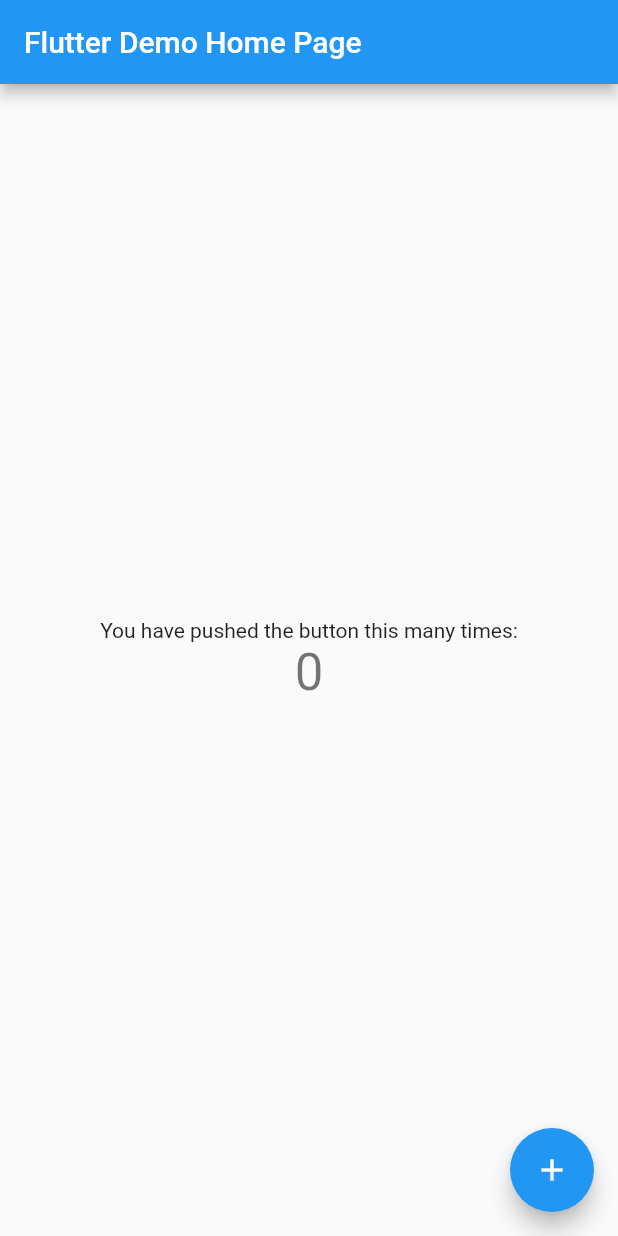
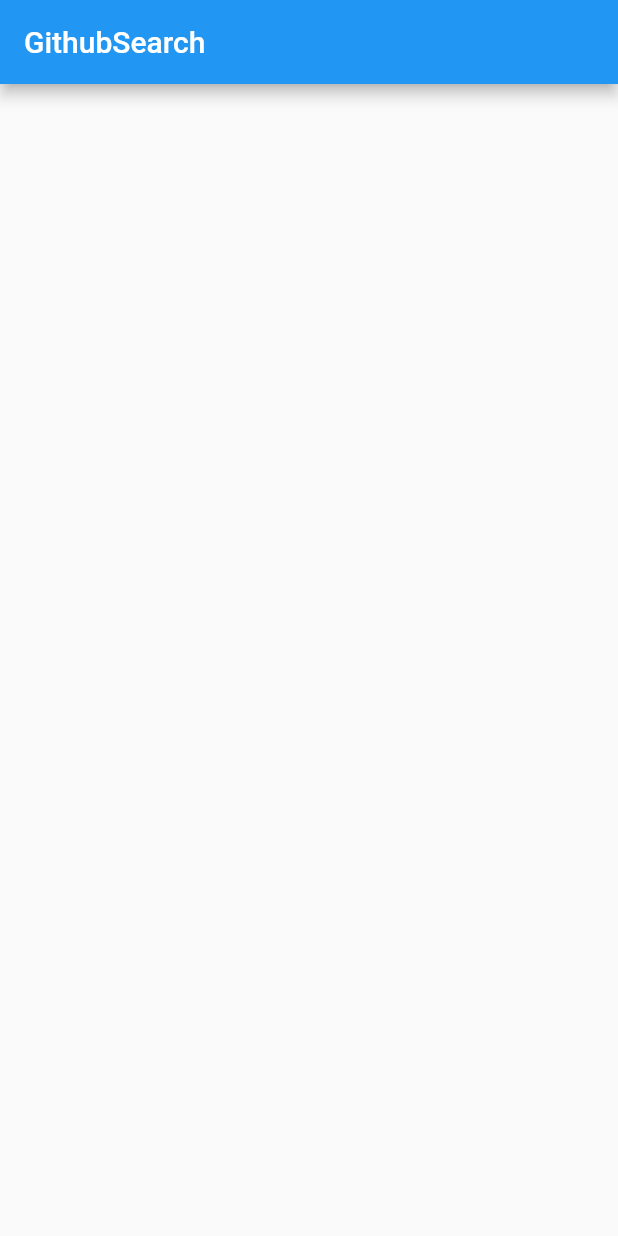
Before and after one commit to susatthi/github-search, a Flutter app: the screen it shows after launch, on a phone screen of 412 x 824 dp. Run offline on Flutter 3.47's test engine with Material 2 defaults, Android fonts, the phone set to English and light mode, and no system bars.

Commit message:
#1 impl 基本フォルダの作成

```diff
--- /dev/null
+++ b/lib/config/app.dart
@@ -0,0 +1,17 @@
+import 'package:flutter/material.dart';
+import 'package:github_search/ui/page/repositories/index_page.dart';
+
+class GithubSearchApp extends StatelessWidget {
+  const GithubSearchApp({Key? key}) : super(key: key);
+
+  @override
+  Widget build(BuildContext context) {
+    return MaterialApp(
+      title: 'GithubSearch',
+      theme: ThemeData(
+        primarySwatch: Colors.blue,
+      ),
+      home: const RepositoriesIndexPage(),
+    );
+  }
+}
--- a/lib/main.dart
+++ b/lib/main.dart
@@ -1,115 +1,6 @@
 import 'package:flutter/material.dart';
+import 'package:github_search/config/app.dart';
 
 void main() {
-  runApp(const MyApp());
+  runApp(const GithubSearchApp());
 }
-
-class MyApp extends StatelessWidget {
-  const MyApp({Key? key}) : super(key: key);
-
-  // This widget is the root of your application.
-  @override
-  Widget build(BuildContext context) {
-    return MaterialApp(
-      title: 'Flutter Demo',
-      theme: ThemeData(
-        // This is the theme of your application.
-        //
-        // Try running your application with "flutter run". You'll see the
-        // application has a blue toolbar. Then, without quitting the app, try
-        // changing the primarySwatch below to Colors.green and then invoke
-        // "hot reload" (press "r" in the console where you ran "flutter run",
-        // or simply save your changes to "hot reload" in a Flutter IDE).
-        // Notice that the counter didn't reset back to zero; the application
-        // is not restarted.
-        primarySwatch: Colors.blue,
-      ),
-      home: const MyHomePage(title: 'Flutter Demo Home Page'),
-    );
-  }
-}
-
-class MyHomePage extends StatefulWidget {
-  const MyHomePage({Key? key, required this.title}) : super(key: key);
-
-  // This widget is the home page of your application. It is stateful, meaning
-  // that it has a State object (defined below) that contains fields that affect
-  // how it looks.
-
-  // This class is the configuration for the state. It holds the values (in this
-  // case the title) provided by the parent (in this case the App widget) and
-  // used by the build method of the State. Fields in a Widget subclass are
-  // always marked "final".
-
-  final String title;
-
-  @override
-  State<MyHomePage> createState() => _MyHomePageState();
-}
-
-class _MyHomePageState extends State<MyHomePage> {
-  int _counter = 0;
-
-  void _incrementCounter() {
-    setState(() {
-      // This call to setState tells the Flutter framework that something has
-      // changed in this State, which causes it to rerun the build method below
-      // so that the display can reflect the updated values. If we changed
-      // _counter without calling setState(), then the build method would not be
-      // called again, and so nothing would appear to happen.
-      _counter++;
-    });
-  }
-
-  @override
-  Widget build(BuildContext context) {
-    // This method is rerun every time setState is called, for instance as done
-    // by the _incrementCounter method above.
-    //
-    // The Flutter framework has been optimized to make rerunning build methods
-    // fast, so that you can just rebuild anything that needs updating rather
-    // than having to individually change instances of widgets.
-    return Scaffold(
-      appBar: AppBar(
-        // Here we take the value from the MyHomePage object that was created by
-        // the App.build method, and use it to set our appbar title.
-        title: Text(widget.title),
-      ),
-      body: Center(
-        // Center is a layout widget. It takes a single child and positions it
-        // in the middle of the parent.
-        child: Column(
-          // Column is also a layout widget. It takes a list of children and
-          // arranges them vertically. By default, it sizes itself to fit its
-          // children horizontally, and tries to be as tall as its parent.
-          //
-          // Invoke "debug painting" (press "p" in the console, choose the
-          // "Toggle Debug Paint" action from the Flutter Inspector in Android
-          // Studio, or the "Toggle Debug Paint" command in Visual Studio Code)
-          // to see the wireframe for each widget.
-          //
-          // Column has various properties to control how it sizes itself and
-          // how it positions its children. Here we use mainAxisAlignment to
-          // center the children vertically; the main axis here is the vertical
-          // axis because Columns are vertical (the cross axis would be
-          // horizontal).
-          mainAxisAlignment: MainAxisAlignment.center,
-          children: <Widget>[
-            const Text(
-              'You have pushed the button this many times:',
-            ),
-            Text(
-              '$_counter',
-              style: Theme.of(context).textTheme.headline4,
-            ),
-          ],
-        ),
-      ),
-      floatingActionButton: FloatingActionButton(
-        onPressed: _incrementCounter,
-        tooltip: 'Increment',
-        child: const Icon(Icons.add),
-      ), // This trailing comma makes auto-formatting nicer for build methods.
-    );
-  }
-}
--- /dev/null
+++ b/lib/ui/page/repositories/index_page.dart
@@ -0,0 +1,16 @@
+import 'package:flutter/material.dart';
+
+/// リポジトリ一覧画面
+class RepositoriesIndexPage extends StatelessWidget {
+  const RepositoriesIndexPage({Key? key}) : super(key: key);
+
+  @override
+  Widget build(BuildContext context) {
+    return Scaffold(
+      appBar: AppBar(
+        title: const Text('GithubSearch'),
+      ),
+      body: null,
+    );
+  }
+}
```
Also changed, not shown: pubspec.yaml (+3 -72 lines).
